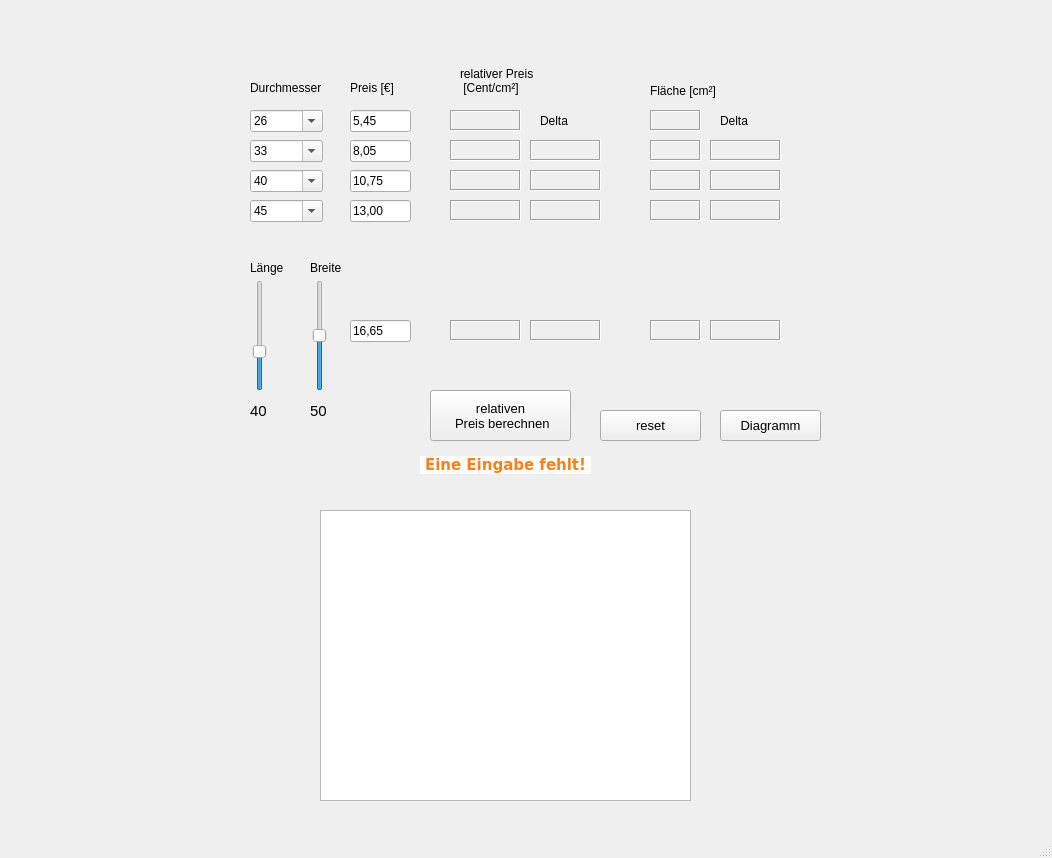
kretschmer1982/PizzaCalculator, file PizzaCalculator.ui: the form before one commit.
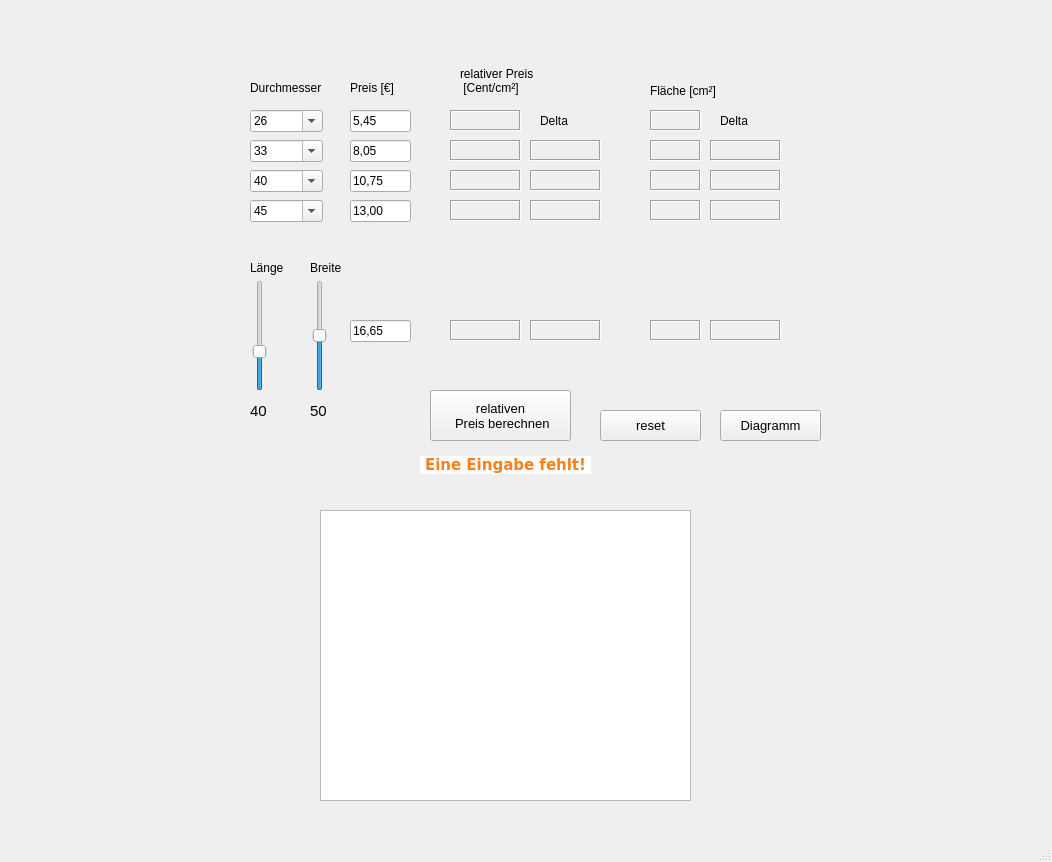
The form after the commit. Icons and pictures are not drawn. Custom widgets are drawn as their Qt base class.

Commit message: change background color diagram

```diff
--- a/PizzaCalculator.ui
+++ b/PizzaCalculator.ui
@@ -10,7 +10,7 @@
     <x>0</x>
     <y>0</y>
     <width>1052</width>
-    <height>858</height>
+    <height>862</height>
    </rect>
   </property>
   <property name="windowTitle">
```
The commit also changes 2 other files.
